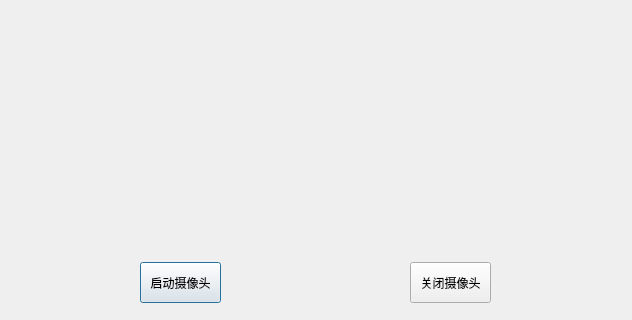
The window that ui/camaredialog.ui (hurley25/shadow) describes before a commit, drawn with Qt 5; both pictures show x 0 to 632 and y 188 to 508 of the 632 by 508 pixel window.
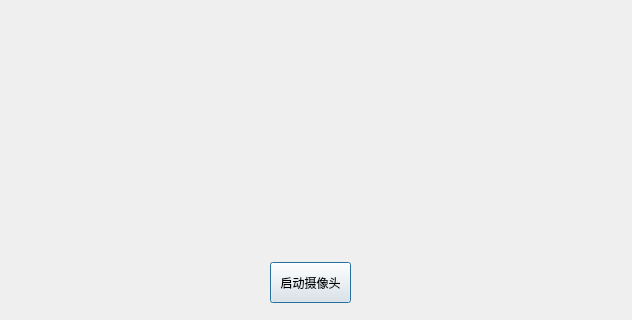
The same window after the commit.

Commit message: 修改摄像头查看对话框的逻辑，除去原先可能引起程序奔溃的问题。

Diff of the .ui file:
```diff
--- a/ui/camaredialog.ui
+++ b/ui/camaredialog.ui
@@ -29,7 +29,7 @@
   <widget class="QPushButton" name="startButton">
    <property name="geometry">
     <rect>
-     <x>140</x>
+     <x>270</x>
      <y>450</y>
      <width>81</width>
      <height>41</height>
@@ -39,19 +39,6 @@
     <string>启动摄像头</string>
    </property>
   </widget>
-  <widget class="QPushButton" name="stopButton">
-   <property name="geometry">
-    <rect>
-     <x>410</x>
-     <y>450</y>
-     <width>81</width>
-     <height>41</height>
-    </rect>
-   </property>
-   <property name="text">
-    <string>关闭摄像头</string>
-   </property>
-  </widget>
  </widget>
  <resources/>
  <connections/>
```
Left out of the diff: 2 changed lines with no effect on the pictures. The commit also changes 3 other files.
